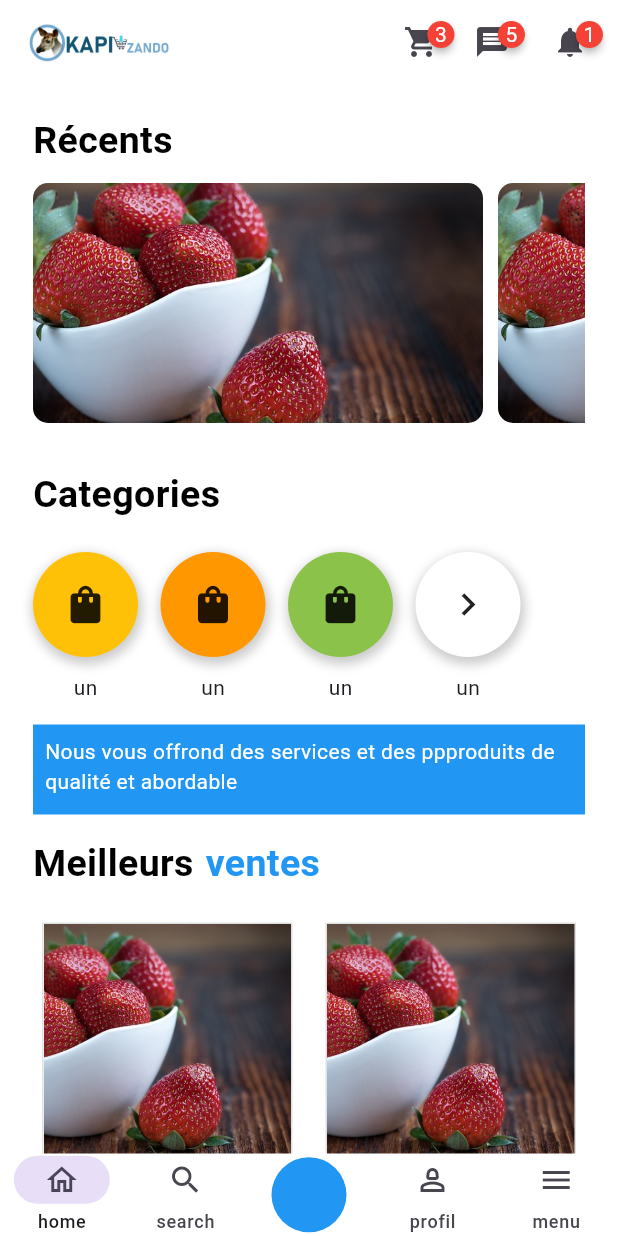
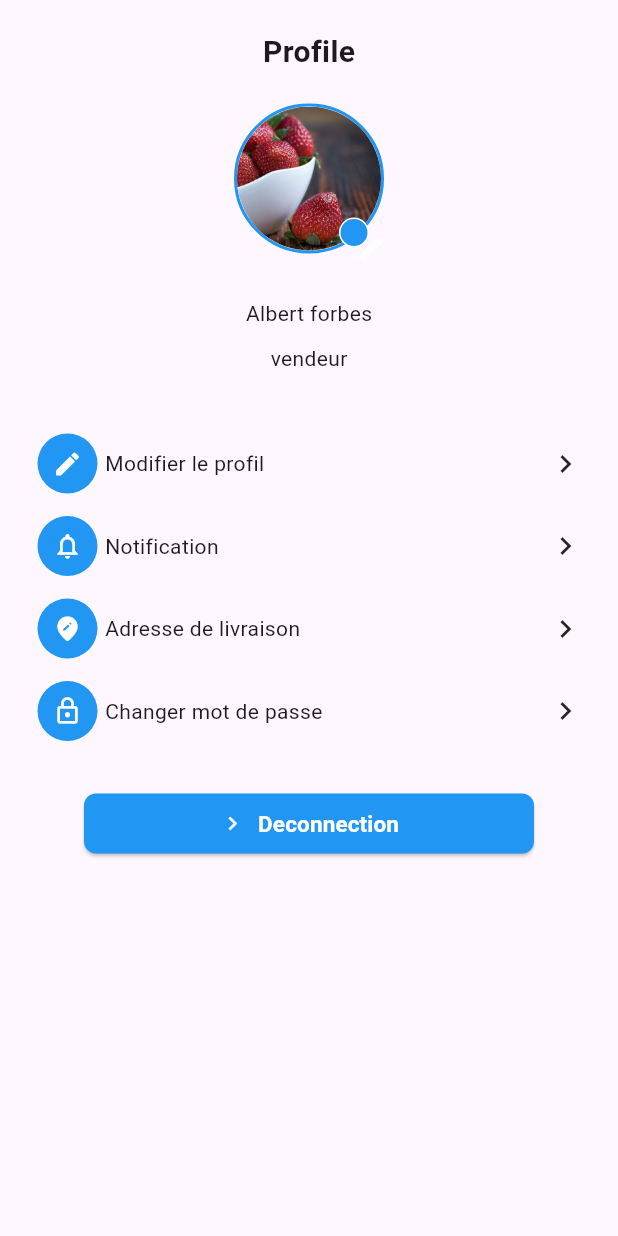
Before and after one commit to Ebn4/OkapiZando, a Flutter app: the screen it shows after launch, on a phone screen of 412 x 824 dp. Run offline on Flutter 3.47's test engine with Material 3 defaults, Android fonts, the phone set to English and light mode, and no system bars; drawn by our look-alikes of badges.

Commit message:
creation de la page profile et modification de main

```diff
--- a/lib/main.dart
+++ b/lib/main.dart
@@ -1,5 +1,6 @@
 import 'package:flutter/material.dart';
 import 'package:okapi_zando_mobile/pages/widgets/accueil.dart';
+import 'package:okapi_zando_mobile/userProfile/profilePage.dart';
 void main() {
   runApp(const MyApp());
 }
@@ -15,7 +16,7 @@ class MyApp extends StatelessWidget {
       debugShowCheckedModeBanner: false,
       title: 'Okapi Zando',
       // home: Signup(),
-      home: Accueil(),
+      home: Profilepage(),
     );
   }
 }
--- a/lib/userProfile/profilePage.dart
+++ b/lib/userProfile/profilePage.dart
@@ -0,0 +1,184 @@
+import 'package:flutter/material.dart';
+
+class Profilepage extends StatelessWidget {
+  const Profilepage({super.key});
+
+  @override
+  Widget build(BuildContext context) {
+    return Scaffold(
+      body: Container(
+        padding: EdgeInsets.all(20),
+        child: Column(
+          mainAxisAlignment: MainAxisAlignment.start,
+          children: [
+            const Text(
+              'Profile',
+              style: TextStyle(fontSize: 20, fontWeight: FontWeight.bold),
+            ),
+            SizedBox(height: 20),
+            Stack(
+              children: [
+                Container(
+                  height: 100,
+                  width: 100,
+                  decoration: BoxDecoration(
+                    shape: BoxShape.circle,
+                    border: Border.all(color: Colors.blue, width: 2.0),
+                  ),
+                  child: ClipOval(
+                    child: Image.asset(
+                      'assets/images/fraise.jpg',
+                      fit: BoxFit.cover,
+                      width: 200,
+                      height: 200,
+                    ),
+                  ),
+                ),
+                Positioned(
+                  bottom: 4,
+                  right: 10,
+                  child: Container(
+                    height: 20,
+                    width: 20,
+                    decoration: BoxDecoration(
+                      shape: BoxShape.circle,
+                      color: Colors.blue,
+                      border: Border.all(color: Colors.white, width: 1),
+                    ),
+                    child: Padding(
+                      padding: const EdgeInsets.all(10.0),
+                      child: Icon(Icons.edit, color: Colors.white, size: 20),
+                    ),
+                  ),
+                ),
+              ],
+            ),
+            SizedBox(height: 30),
+            Text('Albert forbes'),
+            SizedBox(height: 10,),
+            Text('vendeur'),
+            SizedBox(height: 40,),
+
+            Column(
+              children: [
+                Row(
+                  children: [
+                    SizedBox(
+                      width: 50,
+                      child: Container(
+                        decoration: BoxDecoration(
+                          shape: BoxShape.circle,
+                          color: Colors.blue,
+                        ),
+                        padding: EdgeInsets.all(10),
+                        child: Icon(Icons.edit, color: Colors.white, size: 20),
+                      ),
+                    ),
+                    Expanded(child: Text('Modifier le profil')),
+                    SizedBox(width: 30, child: Icon(Icons.navigate_next)),
+                  ],
+                ),
+                SizedBox(height: 15),
+                Row(
+                  children: [
+                    SizedBox(
+                      width: 50,
+                      child: Container(
+                        decoration: BoxDecoration(
+                          shape: BoxShape.circle,
+                          color: Colors.blue,
+                        ),
+                        padding: EdgeInsets.all(10),
+                        child: Icon(
+                          Icons.notifications_outlined,
+                          color: Colors.white,
+                          size: 20,
+                        ),
+                      ),
+                    ),
+                    Expanded(child: Text('Notification')),
+                    SizedBox(width: 30, child: Icon(Icons.navigate_next)),
+                  ],
+                ),
+                SizedBox(height: 15),
+                Row(
+                  children: [
+                    SizedBox(
+                      width: 50,
+                      child: Container(
+                        decoration: BoxDecoration(
+                          shape: BoxShape.circle,
+                          color: Colors.blue,
+                        ),
+                        padding: EdgeInsets.all(10),
+                        child: Icon(
+                          Icons.edit_location_rounded,
+                          color: Colors.white,
+                          size: 20,
+                        ),
+                      ),
+                    ),
+                    Expanded(child: Text('Adresse de livraison')),
+                    SizedBox(width: 30, child: Icon(Icons.navigate_next)),
+                  ],
+                ),
+                SizedBox(height: 15),
+                Row(
+                  children: [
+                    SizedBox(
+                      width: 50,
+                      child: Container(
+                        decoration: BoxDecoration(
+                          shape: BoxShape.circle,
+                          color: Colors.blue,
+                        ),
+                        padding: EdgeInsets.all(10),
+                        child: Icon(
+                          Icons.lock_outline,
+                          color: Colors.white,
+                          size: 20,
+                        ),
+                      ),
+                    ),
+                    Expanded(child: Text('Changer mot de passe')),
+                    SizedBox(width: 30, child: Icon(Icons.navigate_next)),
+                  ],
+                ),
+              ],
+            ),
+
+            SizedBox(height: 35),
+            SizedBox(
+              width: 300,
+              height: 40,
+              child: ElevatedButton(
+                onPressed: () {},
+                style: ElevatedButton.styleFrom(
+                  backgroundColor: Colors.blue,
+                  foregroundColor: Colors.white,
+                  shape: RoundedRectangleBorder(
+                    borderRadius: BorderRadius.circular(8),
+                  ),
+                ),
+                child: Row(
+                  mainAxisAlignment: MainAxisAlignment.center,
+                  children: [
+                    Icon(Icons.navigate_next),
+                    SizedBox(width: 8),
+                    Text(
+                      'Deconnection',
+                      style: TextStyle(
+                        fontSize: 15,
+                        fontWeight: FontWeight.bold,
+                      ),
+                    ),
+                  ],
+                ),
+              ),
+            ),
+          ],
+        ),
+      ),
+    );
+  }
+}
```
